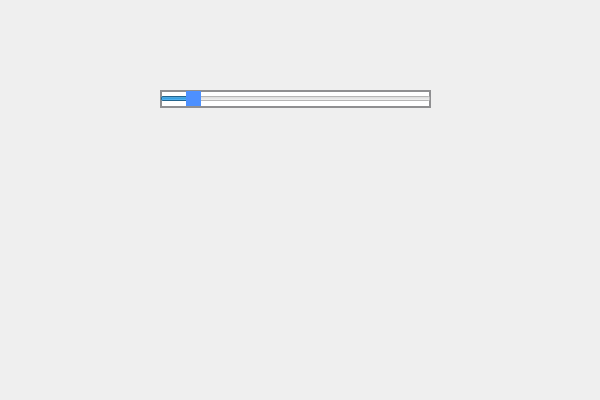
Before: the Qt Designer form Skribbl App/ClientGUI/settingswindow.ui in codralexandra/ProjectModernCpp-Particular-Science, drawn with Qt 5.
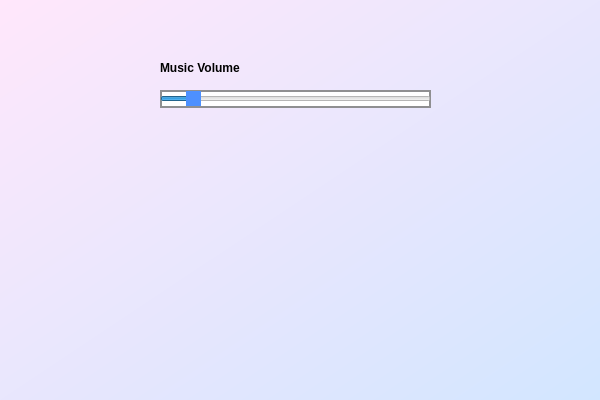
After: the same form once the commit is applied.

```diff
--- a/Skribbl App/ClientGUI/settingswindow.ui
+++ b/Skribbl App/ClientGUI/settingswindow.ui
@@ -13,6 +13,9 @@
   <property name="windowTitle">
    <string>SettingsWindow</string>
   </property>
+  <property name="styleSheet">
+   <string notr="true">background: qlineargradient(spread:pad, x1:0, y1:0, x2:0.75, y2:0.79, stop:0 rgba(255, 190, 230, 255), stop:1 rgba(220, 217, 255, 255), x1:0, y1:0, x2:1, y2:1, stop:0 rgba(255, 231, 251, 255), stop:1 rgba(210, 230, 255, 255));</string>
+  </property>
   <widget class="QSlider" name="songVolume">
    <property name="geometry">
     <rect>
@@ -51,16 +54,40 @@
   <widget class="QLabel" name="volumeValue">
    <property name="geometry">
     <rect>
-     <x>460</x>
+     <x>440</x>
      <y>90</y>
      <width>121</width>
      <height>16</height>
     </rect>
    </property>
+   <property name="styleSheet">
+    <string notr="true">background : transparent</string>
+   </property>
    <property name="text">
     <string/>
    </property>
   </widget>
+  <widget class="QLabel" name="label">
+   <property name="geometry">
+    <rect>
+     <x>160</x>
+     <y>60</y>
+     <width>91</width>
+     <height>16</height>
+    </rect>
+   </property>
+   <property name="font">
+    <font>
+     <bold>true</bold>
+    </font>
+   </property>
+   <property name="styleSheet">
+    <string notr="true">background: transparent</string>
+   </property>
+   <property name="text">
+    <string>Music Volume</string>
+   </property>
+  </widget>
  </widget>
  <layoutdefault spacing="6" margin="11"/>
  <resources/>
```
